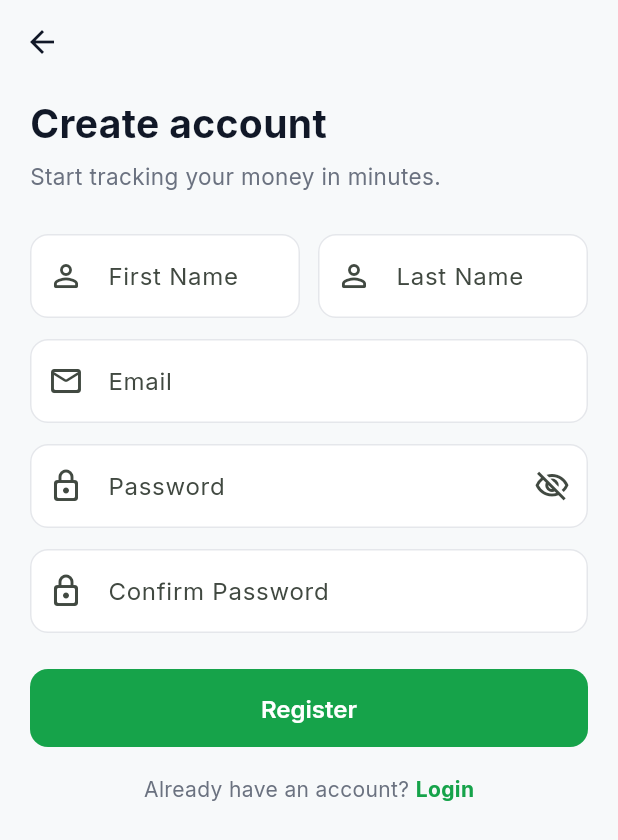
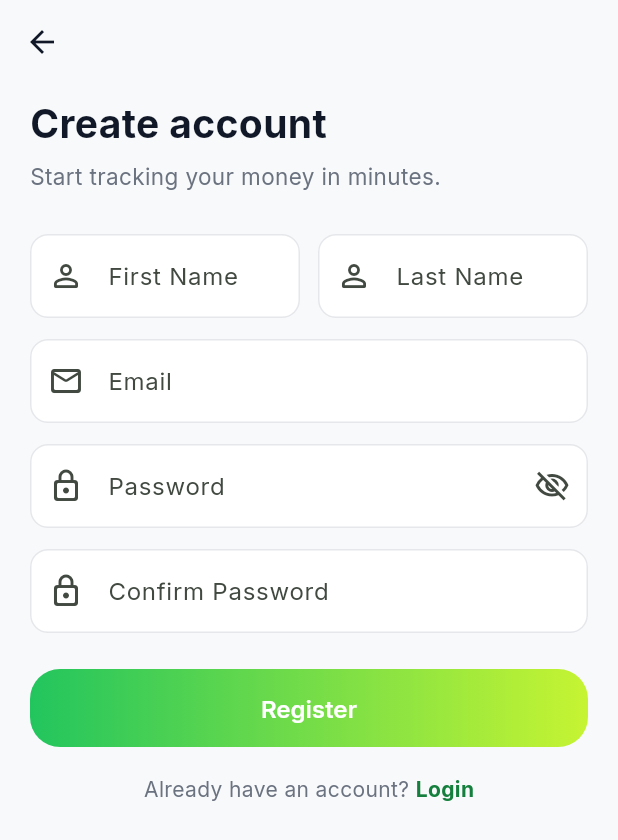
Before and after one commit to Jirasak-Thongpila/finly, a Flutter app: the RegisterScreen screen opened by its route, on a phone screen of 412 x 824 dp. Shown: the top 840 px of the screen. Run offline on Flutter 3.47's test engine with Material 3 defaults, Android fonts, the light colour scheme and no system bars; our stand-ins replace flutter_secure_storage, google_fonts; accounts and stored records are empty.

Commit message:
register1

```diff
--- a/lib/screens/register_screen.dart
+++ b/lib/screens/register_screen.dart
@@ -174,8 +174,25 @@ class _RegisterScreenState extends State<RegisterScreen> {
                   ),
                 ],
                 const SizedBox(height: 24),
-                ElevatedButton(
+                Container(
+                  decoration: BoxDecoration(
+                    borderRadius: BorderRadius.circular(AppConstants.radiusL),
+                    gradient: const LinearGradient(
+                      colors: [AppColors.gradientStart, AppColors.limeAccent],
+                    ),
+                  ),
+                  child: ElevatedButton(
                     onPressed: _submit.isBusy ? null : _register,
+                    style: ElevatedButton.styleFrom(
+                      elevation: 0,
+                      backgroundColor: Colors.transparent,
+                      foregroundColor: Colors.white,
+                      shadowColor: Colors.transparent,
+                      shape: RoundedRectangleBorder(
+                        borderRadius: BorderRadius.circular(AppConstants.radiusL),
+                      ),
+                      minimumSize: const Size.fromHeight(52),
+                    ),
                     child: _submit.isBusy
                         ? const SizedBox(
                             width: 22,
@@ -184,6 +201,7 @@ class _RegisterScreenState extends State<RegisterScreen> {
                                 color: Colors.white, strokeWidth: 2.5),
                           )
                         : const Text('Register'),
+                  ),
                 ),
                 const SizedBox(height: 18),
                 Row(
@@ -199,7 +217,7 @@ class _RegisterScreenState extends State<RegisterScreen> {
                       child: const Text(
                         'Login',
                         style: TextStyle(
-                          color: AppColors.primary,
+                          color: AppColors.primaryDark,
                           fontWeight: FontWeight.w700,
                         ),
                       ),
```
Lines whose indentation alone changed are shown as unchanged.
